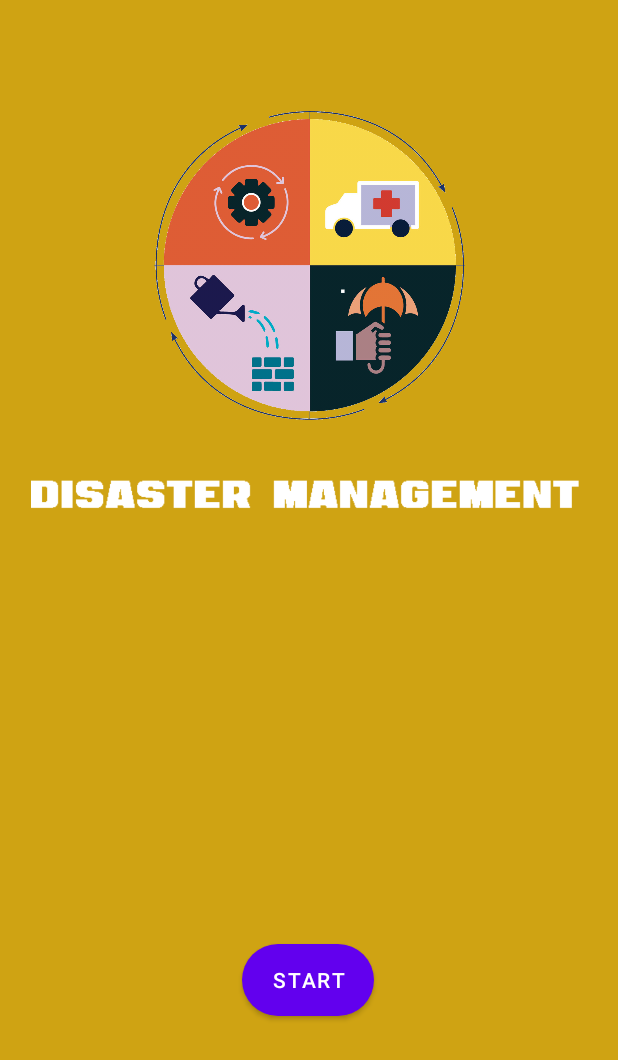
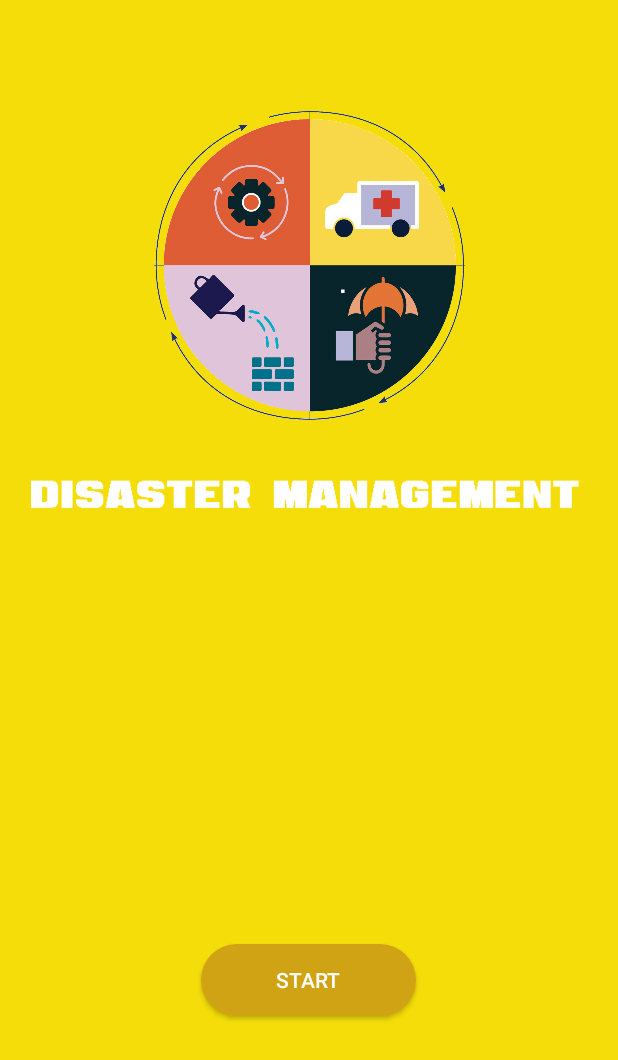
Before and after one commit to 17rndl/Disaster-Risk-Reduction-App-Plat-Tech-, an Android app: the layout activity_main.xml on its own in the app's theme, with its tools: preview values and no code run, on a phone screen of 412 x 824 dp. Shown: the top 1060 px of the screen. Run offline under Robolectric (Android 15) with nearby library versions, the phone set to English and light mode, and no system bars.

Commit message:
fixed button issue, and some UI revision

```diff
--- a/app/src/main/res/drawable/startmenu_button_bg.xml
+++ b/app/src/main/res/drawable/startmenu_button_bg.xml
@@ -2,7 +2,7 @@
 
 <shape android:shape="rectangle" xmlns:android="http://schemas.android.com/apk/res/android">
 
-    <solid android:color="#ffffff" />
+    <solid android:color="#cfa313" />
 
     <corners android:radius="50dp"/>
 
--- a/app/src/main/res/drawable/welcome_bg.xml
+++ b/app/src/main/res/drawable/welcome_bg.xml
@@ -1,4 +1,4 @@
 <?xml version="1.0" encoding="utf-8"?>
 <shape android:shape="rectangle" xmlns:android="http://schemas.android.com/apk/res/android">
-    <solid android:color="#cfa313"/>
+    <solid android:color="#f5dd0a"/>
 </shape>
--- a/app/src/main/res/layout/activity_main.xml
+++ b/app/src/main/res/layout/activity_main.xml
@@ -18,13 +18,14 @@
         app:layout_constraintVertical_bias="0.082"
         app:srcCompat="@drawable/logo" />
 
-    <Button
+    <androidx.appcompat.widget.AppCompatButton
         android:id="@+id/getStart"
         android:layout_width="wrap_content"
         android:layout_height="wrap_content"
         android:background="@drawable/startmenu_button_bg"
         android:onClick="nextPage"
         android:text="@string/start"
+        android:textColor="#ffffff"
         app:layout_constraintBottom_toBottomOf="parent"
         app:layout_constraintEnd_toEndOf="parent"
         app:layout_constraintHorizontal_bias="0.498"
```
Also changed, not shown: app/src/main/res/drawable/start_menu_button_bg.xml (deleted, +0 -12 lines).
